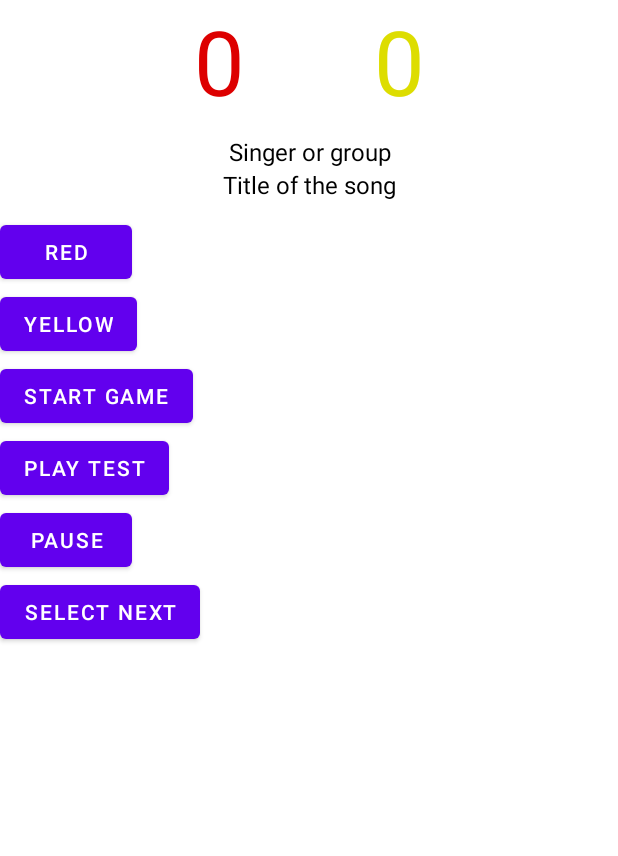
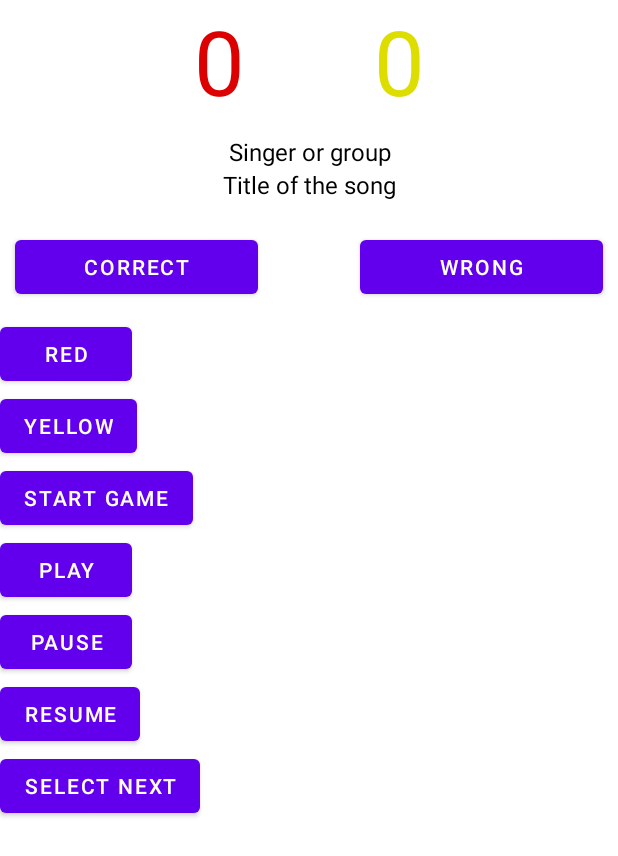
Before and after one commit to smart-fun/BlindTest, an Android app: the layout activity_bluetooth.xml on its own in the app's theme, with its tools: preview values and no code run, on a phone screen of 412 x 824 dp. Shown: the top 856 px of the screen. Run offline under Robolectric (Android 15) with nearby library versions, the phone set to English and light mode, and no system bars.

Commit message:
rough playable blind test :)

```diff
--- a/BlindTestAndroidv2/app/src/main/java/fr/arnaudguyon/blindtest/game/MusicPlayer.java
+++ b/BlindTestAndroidv2/app/src/main/java/fr/arnaudguyon/blindtest/game/MusicPlayer.java
@@ -11,6 +11,7 @@ public abstract class MusicPlayer {
 
     public abstract void play(@NonNull TrackInfo trackInfo);
     public abstract void pause();
+    public abstract void resume();
 
     public interface MusicPlayerListener {
         void onPlayerReady();
--- a/BlindTestAndroidv2/app/src/main/java/fr/arnaudguyon/blindtest/game/Team.java
+++ b/BlindTestAndroidv2/app/src/main/java/fr/arnaudguyon/blindtest/game/Team.java
@@ -1,5 +1,6 @@
 package fr.arnaudguyon.blindtest.game;
 
+// TODO: improve with local score
 public enum Team {
     RED,
     YELLOW
--- a/BlindTestAndroidv2/app/src/main/java/fr/arnaudguyon/blindtest/spotify/SpotPlay.java
+++ b/BlindTestAndroidv2/app/src/main/java/fr/arnaudguyon/blindtest/spotify/SpotPlay.java
@@ -94,6 +94,10 @@ public class SpotPlay {
         spotifyAppRemote.getPlayerApi().pause();
     }
 
+    public void resume() {
+        spotifyAppRemote.getPlayerApi().resume();
+    }
+
     public interface SpotConnectListener {
         void onSpotConnection(boolean success);
     }
--- a/BlindTestAndroidv2/app/src/main/java/fr/arnaudguyon/blindtest/spotify/SpotifyPlayer.java
+++ b/BlindTestAndroidv2/app/src/main/java/fr/arnaudguyon/blindtest/spotify/SpotifyPlayer.java
@@ -53,4 +53,9 @@ public class SpotifyPlayer extends MusicPlayer {
         SpotPlay.getInstance().pause();
     }
 
+    @Override
+    public void resume() {
+        SpotPlay.getInstance().resume();
+    }
+
 }
--- a/BlindTestAndroidv2/app/src/main/res/layout/activity_bluetooth.xml
+++ b/BlindTestAndroidv2/app/src/main/res/layout/activity_bluetooth.xml
@@ -8,7 +8,8 @@
     <LinearLayout
         android:layout_width="wrap_content"
         android:layout_height="wrap_content"
-        android:layout_gravity="center_horizontal">
+        android:layout_gravity="center_horizontal"
+        android:orientation="horizontal">
 
         <TextView
             android:id="@+id/redScore"
@@ -35,8 +36,8 @@
         android:id="@+id/singer"
         android:layout_width="match_parent"
         android:layout_height="wrap_content"
+        android:gravity="center_horizontal"
         android:paddingTop="10dp"
-        android:gravity="center_horizontal"
         android:textColor="@color/black"
         android:textSize="16sp"
         tools:text="Singer or group" />
@@ -45,11 +46,46 @@
         android:id="@+id/title"
         android:layout_width="match_parent"
         android:layout_height="wrap_content"
+        android:gravity="center_horizontal"
         android:paddingBottom="10dp"
-        android:gravity="center_horizontal"
         android:textColor="@color/black"
         android:textSize="16sp"
         tools:text="Title of the song" />
+
+    <LinearLayout
+        android:id="@+id/answerLayout"
+        android:layout_width="match_parent"
+        android:layout_height="wrap_content"
+        android:orientation="horizontal">
+
+        <Button
+            android:id="@+id/correct"
+            android:layout_width="0dp"
+            android:layout_height="wrap_content"
+            android:layout_gravity="center_vertical"
+            android:layout_margin="10dp"
+            android:layout_weight="1"
+            android:text="CORRECT" />
+
+        <View
+            android:id="@+id/teamColor"
+            android:layout_width="48dp"
+            android:layout_height="48dp"
+            android:layout_gravity="center_vertical" />
+
+        <Button
+            android:id="@+id/wrong"
+            android:layout_width="0dp"
+            android:layout_height="wrap_content"
+            android:layout_gravity="center_vertical"
+            android:layout_margin="10dp"
+            android:layout_weight="1"
+            android:text="WRONG" />
+
+    </LinearLayout>
+
+
+
 
     <Button
         android:id="@+id/redTest"
@@ -73,7 +109,7 @@
         android:id="@+id/play"
         android:layout_width="wrap_content"
         android:layout_height="wrap_content"
-        android:text="Play Test" />
+        android:text="Play" />
 
     <Button
         android:id="@+id/pause"
@@ -82,6 +118,12 @@
         android:text="Pause" />
 
     <Button
+        android:id="@+id/resume"
+        android:layout_width="wrap_content"
+        android:layout_height="wrap_content"
+        android:text="Resume" />
+
+    <Button
         android:id="@+id/next"
         android:layout_width="wrap_content"
         android:layout_height="wrap_content"
```
Also changed, not shown: BlindTestAndroidv2/app/src/main/java/fr/arnaudguyon/blindtest/game/Game.java (+16 -0 lines), BlindTestAndroidv2/app/src/main/java/fr/arnaudguyon/blindtest/game/GameActivity.java (+62 -2 lines).
